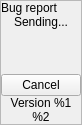
The window that vpn/ui/dialogs/BugReportLoadingScreen.ui (demlabs-cellframe/dap-ui-sdk) describes before a commit, drawn with Qt 5.
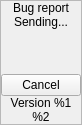
The same window after the commit. Custom widgets are drawn as their Qt base class.

Diff of the .ui file:
```diff
--- a/vpn/ui/dialogs/BugReportLoadingScreen.ui
+++ b/vpn/ui/dialogs/BugReportLoadingScreen.ui
@@ -59,7 +59,7 @@
          <string>Bug report</string>
         </property>
         <property name="alignment">
-         <set>Qt::AlignJustify|Qt::AlignVCenter</set>
+         <set>Qt::AlignCenter</set>
         </property>
        </widget>
       </item>
```
Left out of the diff: 3 changed lines with no effect on the pictures.
